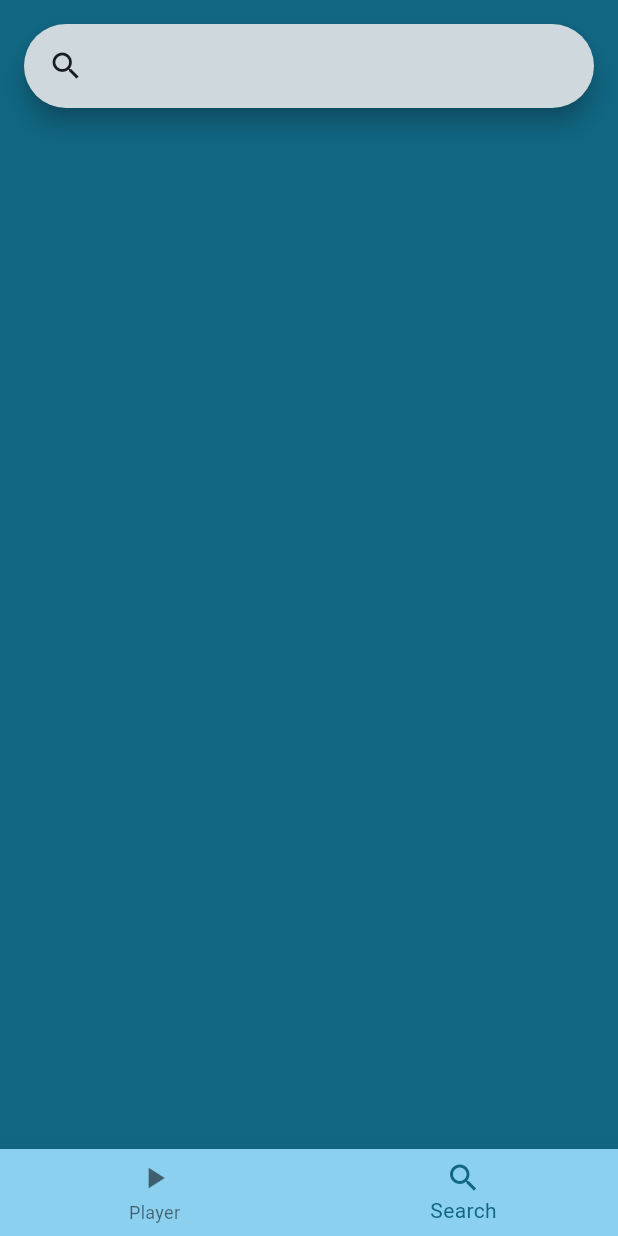
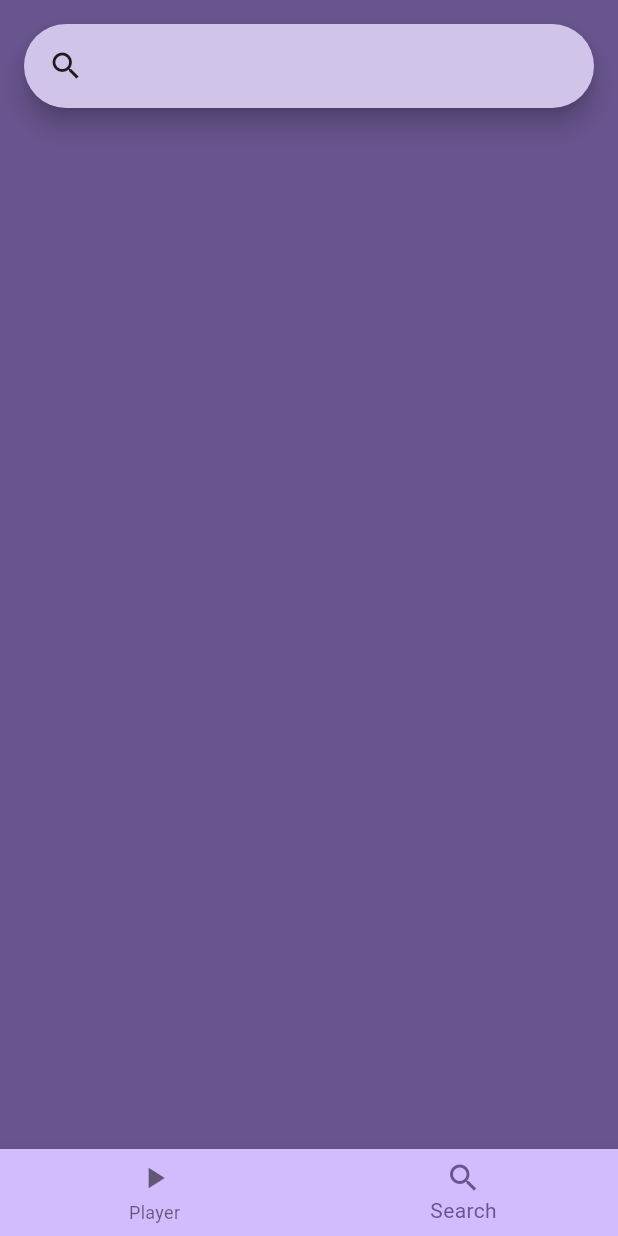
Before and after one commit to Sublimeful/Subsearch, a Flutter app: the screen it shows after launch, item 2 of the bottom bar chosen, on a phone screen of 412 x 824 dp. Run offline on Flutter 3.47's test engine with Material 3 defaults, Android fonts, the light colour scheme and no system bars; our stand-ins replace cached_network_image, youtube_player_flutter; missing offline and left inert: youtube_explode_dart.

Commit message:
Disabled drag seek, changed theme to purple

```diff
--- a/lib/main.dart
+++ b/lib/main.dart
@@ -20,7 +20,7 @@ void main() {
 class MyApp extends StatelessWidget {
   const MyApp({super.key});
 
-  final MaterialColor _seedColor = Colors.blueGrey;
+  final MaterialColor _seedColor = Colors.deepPurple;
 
   // This widget is the root of your application.
   @override
--- a/lib/player.dart
+++ b/lib/player.dart
@@ -144,6 +144,7 @@ class _PlayerPageState extends State<PlayerPage> {
         autoPlay: true,
         enableCaption: false,
         hideThumbnail: true,
+        disableDragSeek: true,
       ),
     );
 
```
